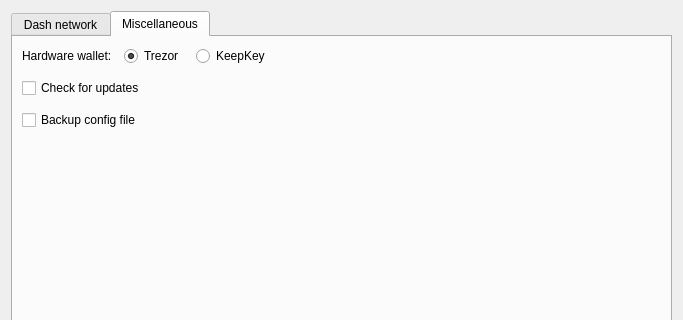
Bertrand256/dash-masternode-tool, file src/ui/ui_config_dlg.ui: the form before one commit; both pictures show x 0 to 683 and y 0 to 320 of the 683 by 463 pixel window.
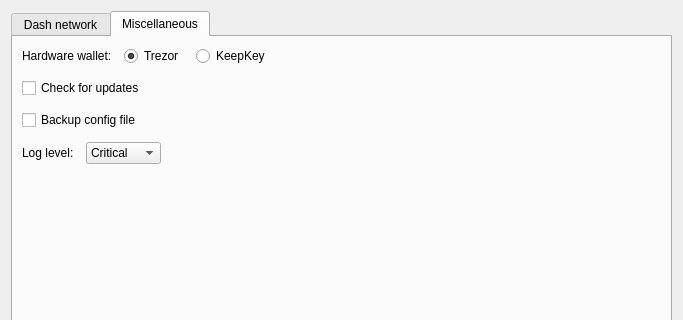
The form after the commit. The open tabs and pages were chosen to show the change.

Commit message: Log level GUI configurtion. Some additional debug logging in the dashd_intf.

Patch:
```diff
--- a/src/ui/ui_config_dlg.ui
+++ b/src/ui/ui_config_dlg.ui
@@ -341,6 +341,72 @@
          </property>
         </widget>
        </item>
+       <item>
+        <layout class="QHBoxLayout" name="hlLogLevel">
+         <item>
+          <widget class="QLabel" name="lblLogLevel">
+           <property name="text">
+            <string>Log level:</string>
+           </property>
+          </widget>
+         </item>
+         <item>
+          <widget class="QComboBox" name="cboLogLevel">
+           <item>
+            <property name="text">
+             <string>Critical</string>
+            </property>
+           </item>
+           <item>
+            <property name="text">
+             <string>Error</string>
+            </property>
+           </item>
+           <item>
+            <property name="text">
+             <string>Warning</string>
+            </property>
+           </item>
+           <item>
+            <property name="text">
+             <string>Info</string>
+            </property>
+           </item>
+           <item>
+            <property name="text">
+             <string>Debug</string>
+            </property>
+           </item>
+          </widget>
+         </item>
+         <item>
+          <widget class="QLabel" name="lblOpenLogFile">
+           <property name="text">
+            <string/>
+           </property>
+           <property name="openExternalLinks">
+            <bool>true</bool>
+           </property>
+           <property name="textInteractionFlags">
+            <set>Qt::LinksAccessibleByKeyboard|Qt::LinksAccessibleByMouse|Qt::TextBrowserInteraction|Qt::TextSelectableByKeyboard|Qt::TextSelectableByMouse</set>
+           </property>
+          </widget>
+         </item>
+         <item>
+          <spacer name="horizontalSpacer_3">
+           <property name="orientation">
+            <enum>Qt::Horizontal</enum>
+           </property>
+           <property name="sizeHint" stdset="0">
+            <size>
+             <width>40</width>
+             <height>20</height>
+            </size>
+           </property>
+          </spacer>
+         </item>
+        </layout>
+       </item>
        <item>
         <spacer name="verticalSpacer">
          <property name="orientation">
```
Left out of the diff: 3 changed lines with no effect on the pictures. The commit also changes 7 other files.
